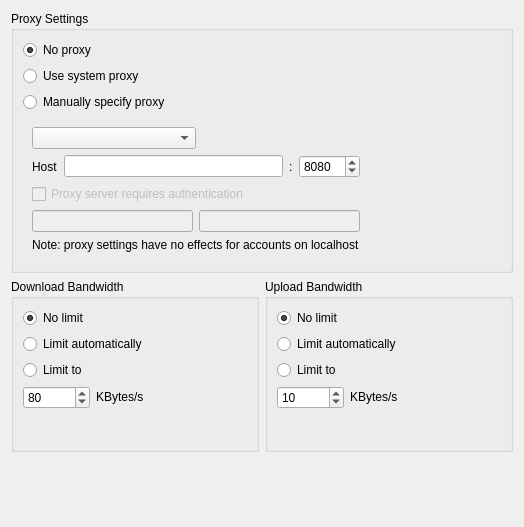
nextcloud/desktop, file src/gui/networksettings.ui: the form before one commit.
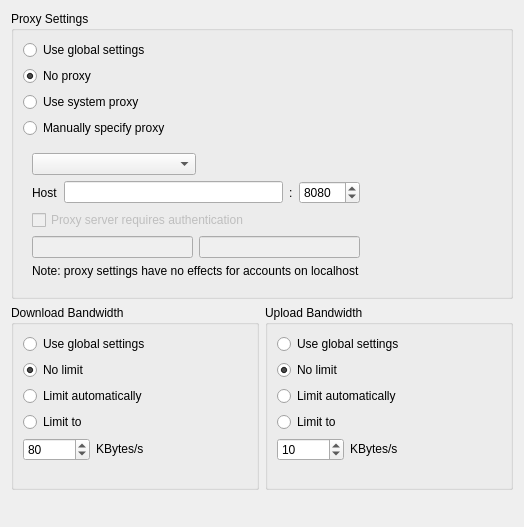
The form after the commit.

Commit message: Add account member to network settings

```diff
--- a/src/gui/networksettings.ui
+++ b/src/gui/networksettings.ui
@@ -42,20 +42,7 @@
       <string>Proxy Settings</string>
      </property>
      <layout class="QGridLayout" name="gridLayout">
-      <item row="0" column="0">
-       <widget class="QRadioButton" name="noProxyRadioButton">
-        <property name="text">
-         <string>No proxy</string>
-        </property>
-        <property name="checked">
-         <bool>true</bool>
-        </property>
-        <attribute name="buttonGroup">
-         <string notr="true">proxyButtonGroup</string>
-        </attribute>
-       </widget>
-      </item>
-      <item row="1" column="0">
+      <item row="2" column="0">
        <widget class="QRadioButton" name="systemProxyRadioButton">
         <property name="text">
          <string>Use system proxy</string>
@@ -65,30 +52,7 @@
         </attribute>
        </widget>
       </item>
-      <item row="2" column="2">
-       <spacer name="horizontalSpacer_2">
-        <property name="orientation">
-         <enum>Qt::Horizontal</enum>
-        </property>
-        <property name="sizeHint" stdset="0">
-         <size>
-          <width>40</width>
-          <height>20</height>
-         </size>
-        </property>
-       </spacer>
-      </item>
-      <item row="2" column="0">
-       <widget class="QRadioButton" name="manualProxyRadioButton">
-        <property name="text">
-         <string>Manually specify proxy</string>
-        </property>
-        <attribute name="buttonGroup">
-         <string notr="true">proxyButtonGroup</string>
-        </attribute>
-       </widget>
-      </item>
-      <item row="3" column="0" colspan="3">
+      <item row="4" column="0" colspan="3">
        <layout class="QHBoxLayout" name="horizontalLayout_7">
         <item>
          <widget class="QWidget" name="manualSettings" native="true">
@@ -276,6 +240,52 @@
         </item>
        </layout>
       </item>
+      <item row="3" column="0">
+       <widget class="QRadioButton" name="manualProxyRadioButton">
+        <property name="text">
+         <string>Manually specify proxy</string>
+        </property>
+        <attribute name="buttonGroup">
+         <string notr="true">proxyButtonGroup</string>
+        </attribute>
+       </widget>
+      </item>
+      <item row="1" column="0">
+       <widget class="QRadioButton" name="noProxyRadioButton">
+        <property name="text">
+         <string>No proxy</string>
+        </property>
+        <property name="checked">
+         <bool>true</bool>
+        </property>
+        <attribute name="buttonGroup">
+         <string notr="true">proxyButtonGroup</string>
+        </attribute>
+       </widget>
+      </item>
+      <item row="3" column="2">
+       <spacer name="horizontalSpacer_2">
+        <property name="orientation">
+         <enum>Qt::Horizontal</enum>
+        </property>
+        <property name="sizeHint" stdset="0">
+         <size>
+          <width>40</width>
+          <height>20</height>
+         </size>
+        </property>
+       </spacer>
+      </item>
+      <item row="0" column="0">
+       <widget class="QRadioButton" name="globalProxySettingsRadioButton">
+        <property name="text">
+         <string>Use global settings</string>
+        </property>
+        <attribute name="buttonGroup">
+         <string notr="true">proxyButtonGroup</string>
+        </attribute>
+       </widget>
+      </item>
      </layout>
     </widget>
    </item>
@@ -311,7 +321,7 @@
         <property name="verticalSpacing">
          <number>6</number>
         </property>
-        <item row="0" column="0" colspan="2">
+        <item row="1" column="0" colspan="2">
          <widget class="QRadioButton" name="noDownloadLimitRadioButton">
           <property name="text">
            <string>No limit</string>
@@ -321,24 +331,7 @@
           </property>
          </widget>
         </item>
-        <item row="1" column="0" colspan="2">
-         <widget class="QRadioButton" name="autoDownloadLimitRadioButton">
-          <property name="toolTip">
-           <string>Limit to 3/4 of estimated bandwidth</string>
-          </property>
-          <property name="text">
-           <string>Limit automatically</string>
-          </property>
-         </widget>
-        </item>
-        <item row="3" column="0">
-         <widget class="QRadioButton" name="downloadLimitRadioButton">
-          <property name="text">
-           <string>Limit to</string>
-          </property>
-         </widget>
-        </item>
-        <item row="4" column="0">
+        <item row="5" column="0">
          <layout class="QHBoxLayout" name="horizontalLayout_3">
           <item>
            <widget class="QSpinBox" name="downloadSpinBox">
@@ -368,7 +361,7 @@
           </item>
          </layout>
         </item>
-        <item row="5" column="0">
+        <item row="6" column="0">
          <spacer name="verticalSpacer_2">
           <property name="orientation">
            <enum>Qt::Vertical</enum>
@@ -381,6 +374,30 @@
           </property>
          </spacer>
         </item>
+        <item row="4" column="0">
+         <widget class="QRadioButton" name="downloadLimitRadioButton">
+          <property name="text">
+           <string>Limit to</string>
+          </property>
+         </widget>
+        </item>
+        <item row="2" column="0" colspan="2">
+         <widget class="QRadioButton" name="autoDownloadLimitRadioButton">
+          <property name="toolTip">
+           <string>Limit to 3/4 of estimated bandwidth</string>
+          </property>
+          <property name="text">
+           <string>Limit automatically</string>
+          </property>
+         </widget>
+        </item>
+        <item row="0" column="0">
+         <widget class="QRadioButton" name="globalDownloadSettingsRadioButton">
+          <property name="text">
+           <string>Use global settings</string>
+          </property>
+         </widget>
+        </item>
        </layout>
       </widget>
      </item>
@@ -411,7 +428,47 @@
         <property name="verticalSpacing">
          <number>6</number>
         </property>
+        <item row="2" column="0" colspan="2">
+         <widget class="QRadioButton" name="autoUploadLimitRadioButton">
+          <property name="toolTip">
+           <string>Limit to 3/4 of estimated bandwidth</string>
+          </property>
+          <property name="text">
+           <string>Limit automatically</string>
+          </property>
+         </widget>
+        </item>
+        <item row="5" column="0">
+         <spacer name="verticalSpacer_3">
+          <property name="orientation">
+           <enum>Qt::Vertical</enum>
+          </property>
+          <property name="sizeHint" stdset="0">
+           <size>
+            <width>20</width>
+            <height>40</height>
+           </size>
+          </property>
+         </spacer>
+        </item>
         <item row="3" column="0">
+         <widget class="QRadioButton" name="uploadLimitRadioButton">
+          <property name="text">
+           <string>Limit to</string>
+          </property>
+         </widget>
+        </item>
+        <item row="1" column="0" colspan="2">
+         <widget class="QRadioButton" name="noUploadLimitRadioButton">
+          <property name="text">
+           <string>No limit</string>
+          </property>
+          <property name="checked">
+           <bool>true</bool>
+          </property>
+         </widget>
+        </item>
+        <item row="4" column="0">
          <layout class="QHBoxLayout" name="horizontalLayout_4" stretch="0,0">
           <item>
            <widget class="QSpinBox" name="uploadSpinBox">
@@ -444,46 +501,13 @@
           </item>
          </layout>
         </item>
-        <item row="1" column="0" colspan="2">
-         <widget class="QRadioButton" name="autoUploadLimitRadioButton">
-          <property name="toolTip">
-           <string>Limit to 3/4 of estimated bandwidth</string>
-          </property>
+        <item row="0" column="0">
+         <widget class="QRadioButton" name="globalUploadSettingsRadioButton">
           <property name="text">
-           <string>Limit automatically</string>
+           <string>Use global settings</string>
           </property>
          </widget>
         </item>
-        <item row="2" column="0">
-         <widget class="QRadioButton" name="uploadLimitRadioButton">
-          <property name="text">
-           <string>Limit to</string>
-          </property>
-         </widget>
-        </item>
-        <item row="0" column="0" colspan="2">
-         <widget class="QRadioButton" name="noUploadLimitRadioButton">
-          <property name="text">
-           <string>No limit</string>
-          </property>
-          <property name="checked">
-           <bool>true</bool>
-          </property>
-         </widget>
-        </item>
-        <item row="4" column="0">
-         <spacer name="verticalSpacer_3">
-          <property name="orientation">
-           <enum>Qt::Vertical</enum>
-          </property>
-          <property name="sizeHint" stdset="0">
-           <size>
-            <width>20</width>
-            <height>40</height>
-           </size>
-          </property>
-         </spacer>
-        </item>
        </layout>
        <zorder>autoUploadLimitRadioButton</zorder>
        <zorder>uploadLimitRadioButton</zorder>
```
Left out of the diff: 1 changed line with no effect on the pictures. The commit also changes 3 other files.
